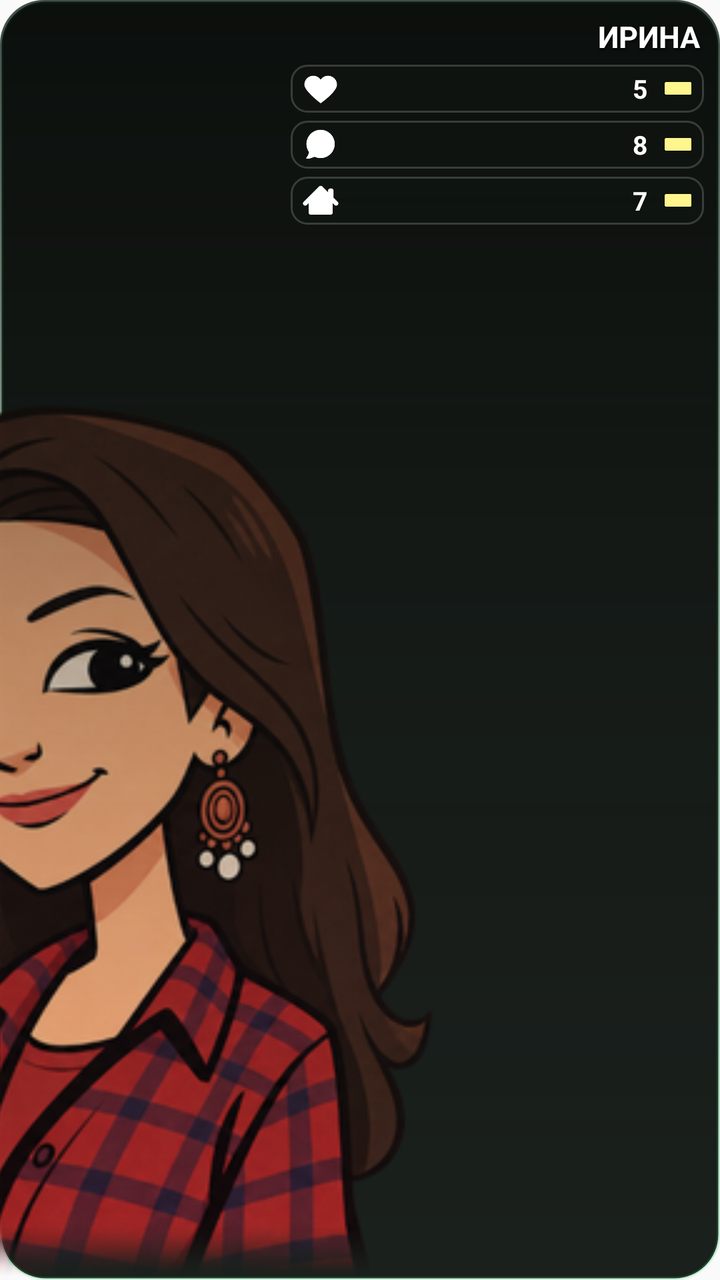
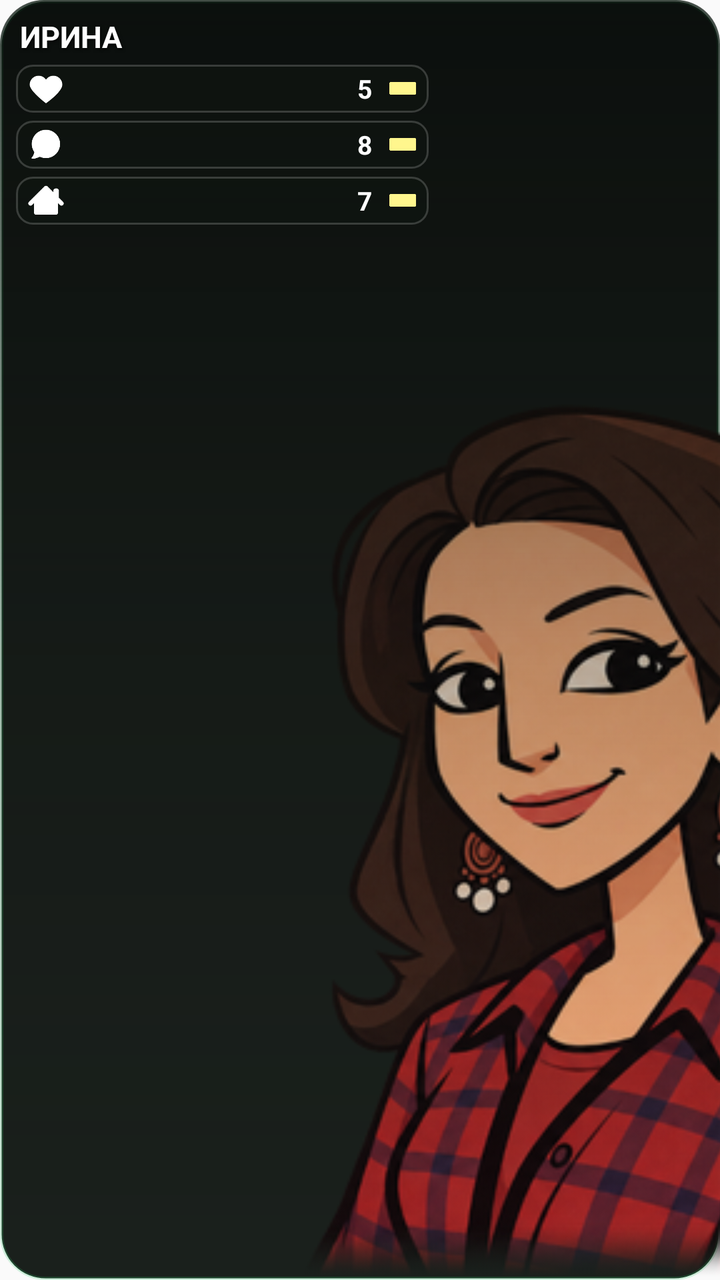

Screens rendered from an Android XML layout before and after an edit, with the pre-edit source and the edit as a unified diff.
<!-- AndroidManifest.xml: application theme AppTheme -->
<!-- res/layout/widget_partner_status.xml -->
<?xml version="1.0" encoding="utf-8"?>
<FrameLayout xmlns:android="http://schemas.android.com/apk/res/android"
    android:id="@+id/widget_root"
    android:layout_width="match_parent"
    android:layout_height="match_parent"
    android:background="@drawable/widget_bg">

    
    <ImageView
        android:id="@+id/widget_bg_photo"
        android:layout_width="match_parent"
        android:layout_height="match_parent"
        android:src="@drawable/avatar_irina_card"
        android:scaleType="centerCrop"
        android:contentDescription="Персонаж" />

    
    <ImageView
        android:layout_width="match_parent"
        android:layout_height="match_parent"
        android:src="@drawable/widget_scrim"
        android:scaleType="fitXY"
        android:contentDescription="" />

    
    <LinearLayout
        android:layout_width="match_parent"
        android:layout_height="match_parent"
        android:orientation="vertical"
        android:padding="8dp">

        
        <LinearLayout
            android:layout_width="match_parent"
            android:layout_height="wrap_content"
            android:orientation="horizontal">

            
            <FrameLayout
                android:layout_width="0dp"
                android:layout_height="1dp"
                android:layout_weight="0.8" />

            
            <LinearLayout
                android:layout_width="0dp"
                android:layout_height="wrap_content"
                android:layout_weight="1.2"
                android:orientation="vertical">

                
                <TextView
                    android:id="@+id/widget_partner_name"
                    android:layout_width="match_parent"
                    android:layout_height="wrap_content"
                    android:text="ИРИНА"
                    android:textColor="#FFFFFF"
                    android:textSize="15sp"
                    android:textStyle="bold"
                    android:gravity="end"
                    android:shadowColor="#CC000000"
                    android:shadowDx="1"
                    android:shadowDy="2"
                    android:shadowRadius="4"
                    android:paddingEnd="2dp"
                    android:layout_marginBottom="4dp" />

                
                <LinearLayout
                    android:layout_width="match_parent"
                    android:layout_height="wrap_content"
                    android:orientation="horizontal"
                    android:gravity="center_vertical"
                    android:background="@drawable/widget_hud_row_bg"
                    android:paddingStart="6dp"
                    android:paddingEnd="6dp"
                    android:paddingTop="3dp"
                    android:paddingBottom="3dp"
                    android:layout_marginBottom="4dp">

                    <ImageView
                        android:layout_width="18dp"
                        android:layout_height="18dp"
                        android:src="@drawable/widget_heart"
                        android:contentDescription="Секс"
                        android:layout_marginEnd="5dp" />

                    <ImageView
                        android:id="@+id/widget_pb_sex"
                        android:layout_width="0dp"
                        android:layout_height="9dp"
                        android:layout_weight="1"
                        android:scaleType="fitXY"
                        android:contentDescription="Прогресс Секс" />

                    <TextView
                        android:id="@+id/widget_val_sex"
                        android:layout_width="18dp"
                        android:layout_height="wrap_content"
                        android:text="5"
                        android:textColor="#FFFFFF"
                        android:textSize="13sp"
                        android:textStyle="bold"
                        android:gravity="center"
                        android:layout_marginStart="4dp"
                        android:layout_marginEnd="3dp" />

                    <ImageView
                        android:id="@+id/widget_dir_sex"
                        android:layout_width="14dp"
                        android:layout_height="14dp"
                        android:src="@drawable/dir_equal"
                        android:contentDescription="Динамика Секс" />
                </LinearLayout>

                
                <LinearLayout
                    android:layout_width="match_parent"
                    android:layout_height="wrap_content"
                    android:orientation="horizontal"
                    android:gravity="center_vertical"
                    android:background="@drawable/widget_hud_row_bg"
                    android:paddingStart="6dp"
                    android:paddingEnd="6dp"
                    android:paddingTop="3dp"
                    android:paddingBottom="3dp"
                    android:layout_marginBottom="4dp">

                    <ImageView
                        android:layout_width="18dp"
                        android:layout_height="18dp"
                        android:src="@drawable/widget_bubble"
                        android:contentDescription="Общение"
                        android:layout_marginEnd="5dp" />

                    <ImageView
                        android:id="@+id/widget_pb_comm"
                        android:layout_width="0dp"
                        android:layout_height="9dp"
                        android:layout_weight="1"
                        android:scaleType="fitXY"
                        android:contentDescription="Прогресс Общение" />

                    <TextView
                        android:id="@+id/widget_val_comm"
                        android:layout_width="18dp"
                        android:layout_height="wrap_content"
                        android:text="8"
                        android:textColor="#FFFFFF"
                        android:textSize="13sp"
                        android:textStyle="bold"
                        android:gravity="center"
                        android:layout_marginStart="4dp"
                        android:layout_marginEnd="3dp" />

                    <ImageView
                        android:id="@+id/widget_dir_comm"
                        android:layout_width="14dp"
                        android:layout_height="14dp"
                        android:src="@drawable/dir_equal"
                        android:contentDescription="Динамика Общение" />
                </LinearLayout>

                
                <LinearLayout
                    android:layout_width="match_parent"
                    android:layout_height="wrap_content"
                    android:orientation="horizontal"
                    android:gravity="center_vertical"
                    android:background="@drawable/widget_hud_row_bg"
                    android:paddingStart="6dp"
                    android:paddingEnd="6dp"
                    android:paddingTop="3dp"
                    android:paddingBottom="3dp">

                    <ImageView
                        android:layout_width="18dp"
                        android:layout_height="18dp"
                        android:src="@drawable/widget_home"
                        android:contentDescription="Быт"
                        android:layout_marginEnd="5dp" />

                    <ImageView
                        android:id="@+id/widget_pb_dom"
                        android:layout_width="0dp"
                        android:layout_height="9dp"
                        android:layout_weight="1"
                        android:scaleType="fitXY"
                        android:contentDescription="Прогресс Быт" />

                    <TextView
                        android:id="@+id/widget_val_dom"
                        android:layout_width="18dp"
                        android:layout_height="wrap_content"
                        android:text="7"
                        android:textColor="#FFFFFF"
                        android:textSize="13sp"
                        android:textStyle="bold"
                        android:gravity="center"
                        android:layout_marginStart="4dp"
                        android:layout_marginEnd="3dp" />

                    <ImageView
                        android:id="@+id/widget_dir_dom"
                        android:layout_width="14dp"
                        android:layout_height="14dp"
                        android:src="@drawable/dir_equal"
                        android:contentDescription="Динамика Быт" />
                </LinearLayout>

            </LinearLayout>
        </LinearLayout>

        
        <FrameLayout
            android:layout_width="match_parent"
            android:layout_height="0dp"
            android:layout_weight="1" />

    </LinearLayout>

</FrameLayout>
<!-- resources referenced by this layout -->
<resources>
  <!-- drawable avatar_irina_card: png bitmap (drawable, 141315 bytes) -->
  <!-- drawable dir_equal: png bitmap (drawable, 1516 bytes) -->
  <!-- drawable widget_bg (drawable) -->
  <?xml version="1.0" encoding="utf-8"?>
  <shape xmlns:android="http://schemas.android.com/apk/res/android"
      android:shape="rectangle">
      <solid android:color="#1A201C" />
      <corners android:radius="22dp" />
      <stroke android:width="1.5dp" android:color="#332ECC71" />
  </shape>
  <!-- drawable widget_bubble: png bitmap (drawable, 2764 bytes) -->
  <!-- drawable widget_heart: png bitmap (drawable, 3015 bytes) -->
  <!-- drawable widget_home: png bitmap (drawable, 2383 bytes) -->
  <!-- drawable widget_hud_row_bg (drawable) -->
  <?xml version="1.0" encoding="utf-8"?>
  <shape xmlns:android="http://schemas.android.com/apk/res/android"
      android:shape="rectangle">
      <solid android:color="#B30F1411" />
      <corners android:radius="8dp" />
      <stroke android:width="1dp" android:color="#2EFFFFFF" />
  </shape>
  <!-- drawable widget_scrim (drawable) -->
  <?xml version="1.0" encoding="utf-8"?>
  <shape xmlns:android="http://schemas.android.com/apk/res/android"
      android:shape="rectangle">
      <gradient
          android:startColor="#B3050806"
          android:centerColor="#40050806"
          android:endColor="#00000000"
          android:angle="270" />
      <corners android:radius="22dp" />
  </shape>
  <style name="AppTheme" parent="Theme.AppCompat.Light.DarkActionBar">
          
          <item name="colorPrimary">@color/colorPrimary</item>
          <item name="colorPrimaryDark">@color/colorPrimaryDark</item>
          <item name="colorAccent">@color/colorAccent</item>
      </style>
</resources>

<!-- the commit's change to res/layout/widget_partner_status.xml (unified diff, before → after) -->
@@ -36,12 +36,6 @@
             android:orientation="horizontal">
 
             
-            <FrameLayout
-                android:layout_width="0dp"
-                android:layout_height="1dp"
-                android:layout_weight="0.8" />
-
-            
             <LinearLayout
                 android:layout_width="0dp"
                 android:layout_height="wrap_content"
@@ -57,12 +51,12 @@
                     android:textColor="#FFFFFF"
                     android:textSize="15sp"
                     android:textStyle="bold"
-                    android:gravity="end"
+                    android:gravity="start"
                     android:shadowColor="#CC000000"
                     android:shadowDx="1"
                     android:shadowDy="2"
                     android:shadowRadius="4"
-                    android:paddingEnd="2dp"
+                    android:paddingStart="2dp"
                     android:layout_marginBottom="4dp" />
 
                 
@@ -209,6 +203,12 @@
                 </LinearLayout>
 
             </LinearLayout>
+
+            
+            <FrameLayout
+                android:layout_width="0dp"
+                android:layout_height="1dp"
+                android:layout_weight="0.8" />
         </LinearLayout>
 
         
<!-- resource entries referenced after the edit -->
@@ -1,6 +1,6 @@
 <!-- resources referenced by this layout -->
 <resources>
-  <!-- drawable avatar_irina_card: png bitmap (drawable, 141315 bytes) -->
+  <!-- drawable avatar_irina_card: png bitmap (drawable, 141271 bytes) -->
   <!-- drawable dir_equal: png bitmap (drawable, 1516 bytes) -->
   <!-- drawable widget_bg (drawable) -->
   <?xml version="1.0" encoding="utf-8"?>
